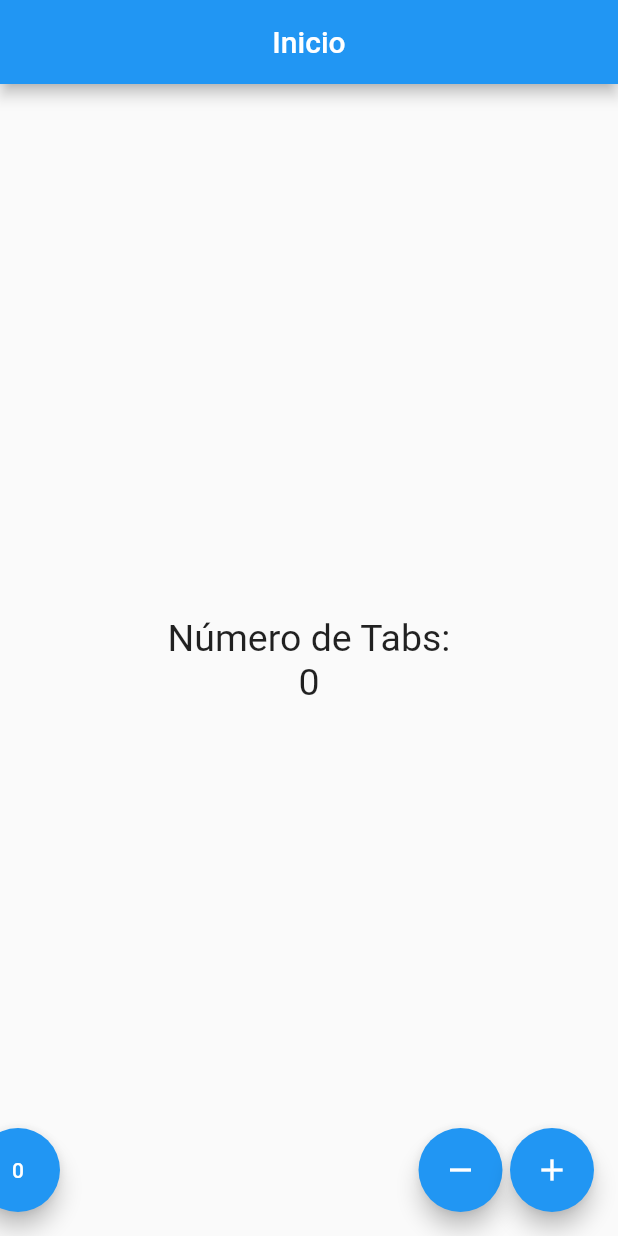
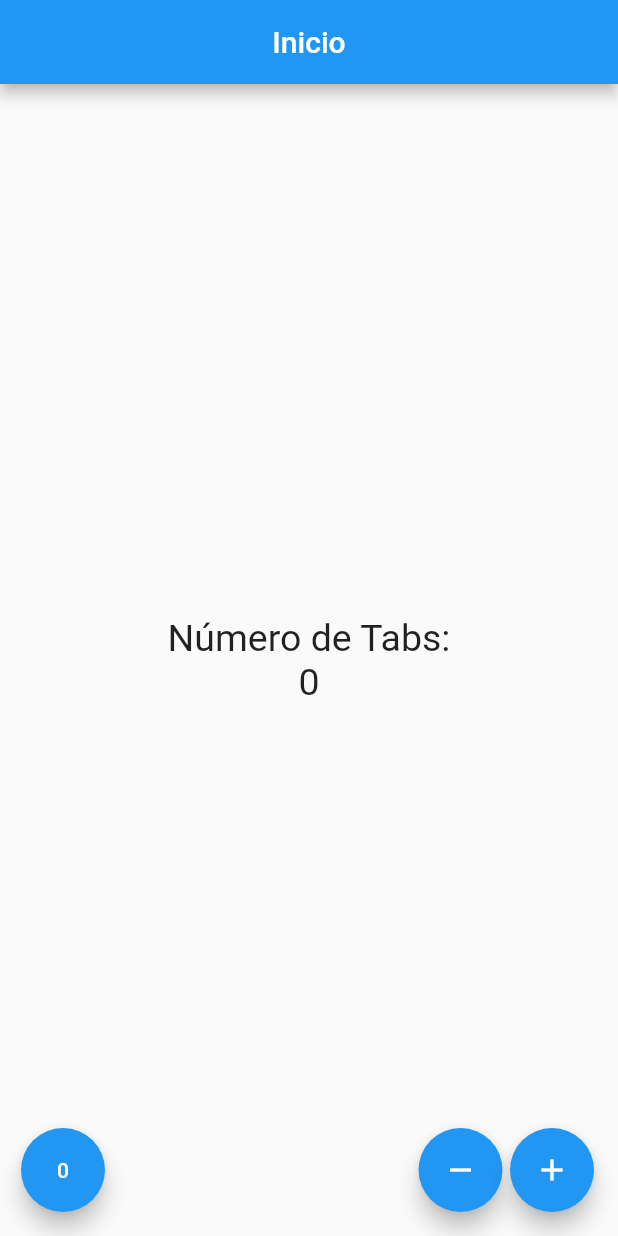
Before and after one commit to adanga89/Flutter, a Flutter app: the screen it shows after launch, on a phone screen of 412 x 824 dp. Run offline on Flutter 3.47's test engine with Material 2 defaults, Android fonts, the phone set to English and light mode, and no system bars.

Commit message:
alineación

```diff
--- a/flutter_vscode/lib/src/pages/contador_page.dart
+++ b/flutter_vscode/lib/src/pages/contador_page.dart
@@ -36,6 +36,7 @@ class _ContadorPageState extends State<ContadorPage>{
     return Row(
       mainAxisAlignment: MainAxisAlignment.end,
         children: <Widget>[
+          SizedBox( width: 30.0),
           FloatingActionButton(
           onPressed: () {
             //Para redibujar es necesario SetState
```
